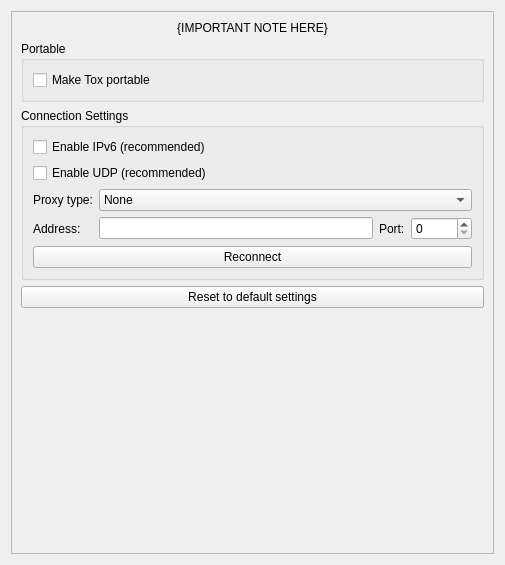
Qt form src/widget/form/settings/advancedsettings.ui (qTox/qTox) before a commit.
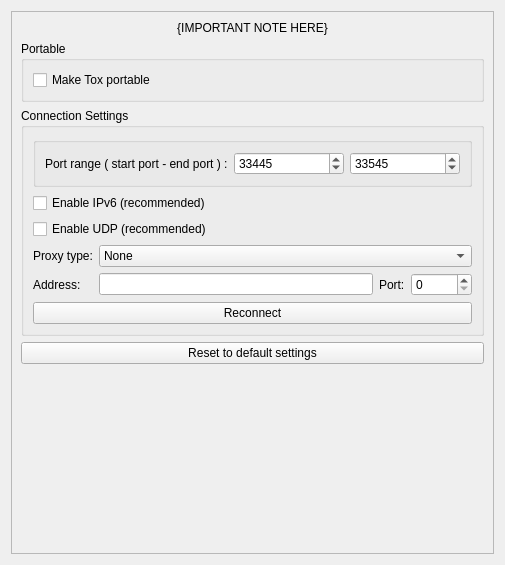
The same form after that commit. Custom widgets are drawn as their Qt base class.

Commit message:
feat(settings): add possibility to change the UDP port range
this commit fix a part of the issue #3334

The edit to the form file:
```diff
--- a/src/widget/form/settings/advancedsettings.ui
+++ b/src/widget/form/settings/advancedsettings.ui
@@ -24,8 +24,8 @@
        <rect>
         <x>0</x>
         <y>0</y>
-        <width>489</width>
-        <height>549</height>
+        <width>485</width>
+        <height>545</height>
        </rect>
       </property>
       <layout class="QVBoxLayout" name="verticalLayout_2">
@@ -78,6 +78,57 @@
           </property>
           <item>
            <layout class="QVBoxLayout" name="verticalLayout_5">
+            <item>
+             <widget class="QGroupBox" name="horizontalGroupBox">
+              <property name="title">
+               <string/>
+              </property>
+              <layout class="QHBoxLayout" name="NetworkGroup">
+               <item>
+                <widget class="QLabel" name="PortRangeLabel">
+                 <property name="toolTip">
+                  <string>Set the UDP port range used by qTox</string>
+                 </property>
+                 <property name="text">
+                  <string>Port range ( start port - end port ) :</string>
+                 </property>
+                </widget>
+               </item>
+               <item>
+                <widget class="QSpinBox" name="spinStartUDPPort">
+                 <property name="toolTip">
+                  <string>Set the start of the UDP port range</string>
+                 </property>
+                 <property name="minimum">
+                  <number>0</number>
+                 </property>
+                 <property name="maximum">
+                  <number>65535</number>
+                 </property>
+                 <property name="value">
+                  <number>33445</number>
+                 </property>
+                </widget>
+               </item>
+               <item>
+                <widget class="QSpinBox" name="spinEndUDPPort">
+                 <property name="toolTip">
+                  <string>Set the end of the UDP port range</string>
+                 </property>
+                 <property name="minimum">
+                  <number>1024</number>
+                 </property>
+                 <property name="maximum">
+                  <number>65535</number>
+                 </property>
+                 <property name="value">
+                  <number>33545</number>
+                 </property>
+                </widget>
+               </item>
+              </layout>
+             </widget>
+            </item>
             <item>
              <widget class="QCheckBox" name="cbEnableIPv6">
               <property name="text">
```
The commit also changes 5 other files.
